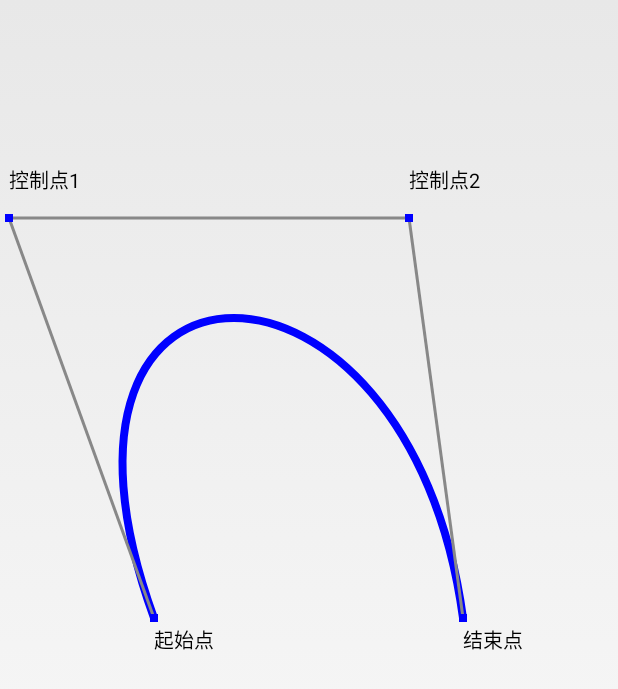
After one commit to DayuEJ/singleApp, an Android app: the BezierCubicShowActivity screen opened directly, with no data from a screen before it, on a phone screen of 412 x 824 dp. The commit adds this screen. Shown: the top 689 px of the screen. Run offline under Robolectric (Android 15) with nearby library versions, the phone set to English and light mode, and no system bars.

Commit message:
三阶贝塞尔曲线

```diff
--- a/ArrangeByLju/app/src/main/AndroidManifest.xml
+++ b/ArrangeByLju/app/src/main/AndroidManifest.xml
@@ -29,7 +29,11 @@
             android:screenOrientation="portrait"/>
 
 
-        <activity android:name=".activity.BezierShowActivity"
+        <activity android:name=".activity.BezierQuadShowActivity"
+            android:launchMode="singleTask"
+            android:screenOrientation="portrait"/>
+
+        <activity android:name=".activity.BezierCubicShowActivity"
             android:launchMode="singleTask"
             android:screenOrientation="portrait"/>
 
--- /dev/null
+++ b/ArrangeByLju/app/src/main/java/com/dayu/singapp/activity/BezierCubicShowActivity.java
@@ -0,0 +1,19 @@
+package com.dayu.singapp.activity;
+
+import android.os.Bundle;
+import android.support.annotation.Nullable;
+
+import com.dayu.singapp.R;
+
+/**
+ * Created by Ljy on 2017/11/8.
+ */
+
+public class BezierCubicShowActivity extends BaseActivity{
+
+    @Override
+    protected void onCreate(@Nullable Bundle savedInstanceState) {
+        super.onCreate(savedInstanceState);
+        setContentView(R.layout.activity_bezier_show_cubic);
+    }
+}
--- a/ArrangeByLju/app/src/main/java/com/dayu/singapp/activity/BezierShowActivity.java
+++ b/ArrangeByLju/app/src/main/java/com/dayu/singapp/activity/BezierQuadShowActivity.java
@@ -9,7 +9,7 @@ import com.dayu.singapp.R;
  * Created by Ljy on 2017/11/3.
  */
 
-public class BezierShowActivity extends BaseActivity {
+public class BezierQuadShowActivity extends BaseActivity {
 
     @Override
     protected void onCreate(@Nullable Bundle savedInstanceState) {
--- /dev/null
+++ b/ArrangeByLju/app/src/main/java/com/dayu/singapp/view/bezier/BezierCubicView.java
@@ -0,0 +1,132 @@
+package com.dayu.singapp.view.bezier;
+
+import android.content.Context;
+import android.graphics.Canvas;
+import android.graphics.Color;
+import android.graphics.Paint;
+import android.graphics.Path;
+import android.support.annotation.Nullable;
+import android.util.AttributeSet;
+import android.util.DisplayMetrics;
+import android.view.MotionEvent;
+import android.view.View;
+import android.view.WindowManager;
+
+/**
+ * Created by Ljy on 2017/11/8.
+ * 三阶贝塞尔曲线
+ */
+
+public class BezierCubicView extends View {
+
+    //开始点和结束点
+    private int mStartXPoint;
+    private int mStartYPoint;
+    private int mEndXPoint;
+    private int mEndYPoint;
+    //控制点
+    private int mConOneXPoint;
+    private int mConOneYPoint;
+    private int mConTwoXPoint;
+    private int mConTwoYPoint;
+
+    //路径和画笔
+    private Path mPath;
+    private Paint mPaint;
+
+
+    //辅助线画笔,写字画笔
+    private Paint mLinePaint;
+    private Paint mTextPaint;
+
+    public BezierCubicView(Context context) {
+        super(context);
+        init(context);
+    }
+
+    public BezierCubicView(Context context, @Nullable AttributeSet attrs) {
+        super(context, attrs);
+        init(context);
+    }
+
+    public BezierCubicView(Context context, @Nullable AttributeSet attrs, int defStyleAttr) {
+        super(context, attrs, defStyleAttr);
+        init(context);
+    }
+
+    /**
+     * 进行初始化的一些操作
+     */
+    private void init(Context context) {
+        //获取屏幕的宽高
+        WindowManager windowManager = (WindowManager) context.getSystemService(Context.WINDOW_SERVICE);
+        DisplayMetrics displayMetrics = new DisplayMetrics();
+        windowManager.getDefaultDisplay().getMetrics(displayMetrics);
+        int screenHeight = displayMetrics.heightPixels;
+        int screenWidth = displayMetrics.widthPixels;
+
+        //设置各点的位置
+        mStartXPoint = screenWidth / 4;
+        mStartYPoint = screenHeight / 2;
+        mEndXPoint = screenWidth * 3 / 4;
+        mEndYPoint = screenHeight / 2;
+        mConOneXPoint = screenWidth / 2 - 300;
+        mConOneYPoint = screenHeight / 2 - 400;
+        mConTwoXPoint = screenWidth / 2 + 100;
+        mConTwoYPoint = screenHeight / 2 - 400;
+        //路径,画笔设置
+        mPath = new Path();
+        mPaint = new Paint(Paint.ANTI_ALIAS_FLAG);
+        mPaint.setColor(Color.BLUE);
+        mPaint.setStyle(Paint.Style.STROKE);
+        mPaint.setStrokeWidth(8);
+
+        //辅助线画笔
+        mLinePaint = new Paint(Paint.ANTI_ALIAS_FLAG);
+        mLinePaint.setColor(Color.GRAY);
+        mLinePaint.setStyle(Paint.Style.STROKE);
+        mLinePaint.setStrokeWidth(3);
+
+        //写字画笔
+        mTextPaint = new Paint(Paint.ANTI_ALIAS_FLAG);
+        mTextPaint.setColor(Color.BLACK);
+        mTextPaint.setStyle(Paint.Style.STROKE);
+        mTextPaint.setTextSize(20);
+    }
+
+    @Override
+    protected void onDraw(Canvas canvas) {
+        super.onDraw(canvas);
+        //赛贝尔曲线
+        mPath.moveTo(mStartXPoint, mStartYPoint);
+        mPath.cubicTo(mConOneXPoint, mConOneYPoint,mConTwoXPoint,mConTwoYPoint,mEndXPoint, mEndYPoint);
+        canvas.drawPath(mPath, mPaint);
+
+        //辅助线
+        canvas.drawLine(mStartXPoint, mStartYPoint, mConOneXPoint, mConOneYPoint, mLinePaint);
+        canvas.drawLine(mConOneXPoint, mConOneYPoint, mConTwoXPoint, mConTwoYPoint, mLinePaint);
+        canvas.drawLine(mConTwoXPoint, mConTwoYPoint, mEndXPoint, mEndYPoint, mLinePaint);
+
+        //文字
+        canvas.drawPoint(mStartXPoint, mStartYPoint, mPaint);
+        canvas.drawText("起始点", mStartXPoint, mStartYPoint + 30, mTextPaint);
+        canvas.drawPoint(mEndXPoint, mEndYPoint, mPaint);
+        canvas.drawText("结束点", mEndXPoint, mEndYPoint + 30, mTextPaint);
+        canvas.drawPoint(mConOneXPoint, mConOneYPoint, mPaint);
+        canvas.drawText("控制点1", mConOneXPoint, mConOneYPoint - 30, mTextPaint);
+        canvas.drawPoint(mConTwoXPoint, mConTwoYPoint, mPaint);
+        canvas.drawText("控制点2", mConTwoXPoint, mConTwoYPoint - 30, mTextPaint);
+    }
+
+    @Override
+    public boolean onTouchEvent(MotionEvent event) {
+        switch (event.getAction()){
+            case MotionEvent.ACTION_MOVE:
+                mConOneXPoint = (int) event.getX();
+                mConOneYPoint =(int)event.getY();
+                invalidate();
+                break;
+        }
+        return true;
+    }
+}
--- /dev/null
+++ b/ArrangeByLju/app/src/main/res/layout/activity_bezier_show_cubic.xml
@@ -0,0 +1,11 @@
+<?xml version="1.0" encoding="utf-8"?>
+<LinearLayout xmlns:android="http://schemas.android.com/apk/res/android"
+    android:orientation="vertical"
+    android:layout_width="match_parent"
+    android:layout_height="match_parent">
+
+    <com.dayu.singapp.view.bezier.BezierCubicView
+        android:layout_width="match_parent"
+        android:layout_height="match_parent" />
+
+</LinearLayout>
```
Also changed, not shown: ArrangeByLju/app/src/main/java/com/dayu/singapp/activity/MainActivity.java (+7 -1 lines), ArrangeByLju/app/src/main/res/layout/activity_main.xml (+12 -1 lines).
